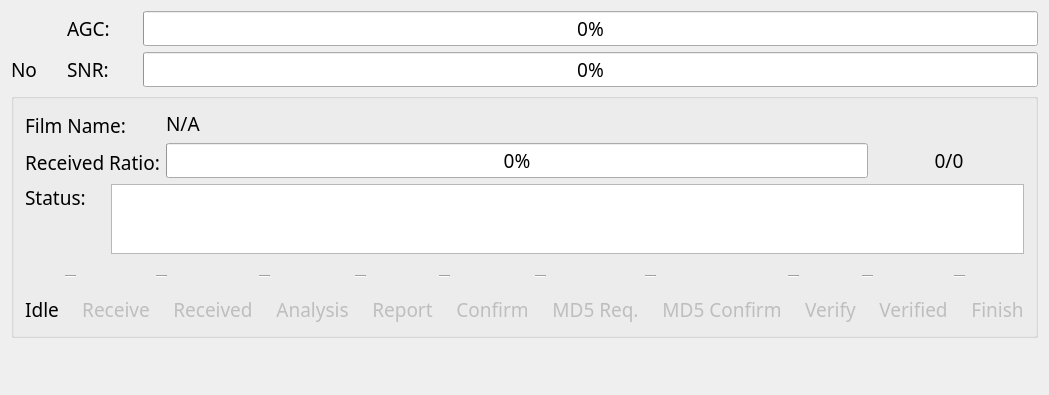
The window that src/UI/CineIssueUi/CineCastUi/status.ui (killerlife/CineCast) describes before a commit, drawn with Qt 5.
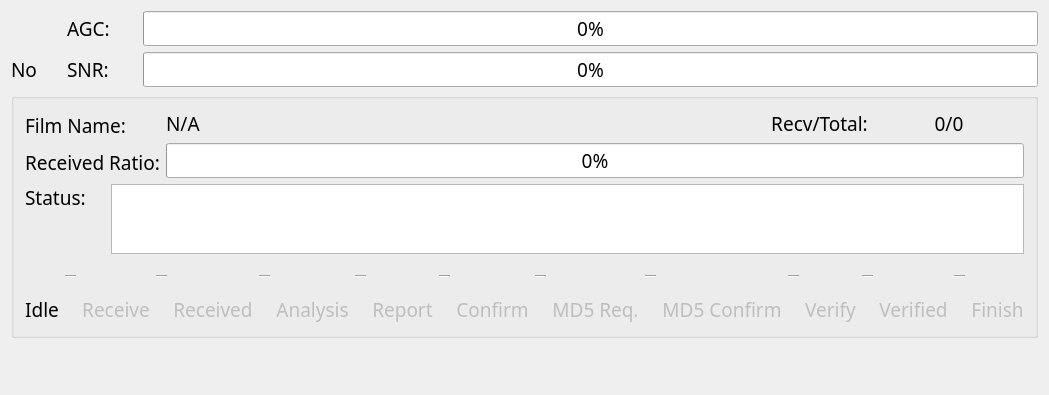
The same window after the commit. Icons and pictures are not drawn.

Patch:
```diff
--- a/src/UI/CineIssueUi/CineCastUi/status.ui
+++ b/src/UI/CineIssueUi/CineCastUi/status.ui
@@ -265,6 +265,38 @@
               </property>
              </widget>
             </item>
+          <item>
+             <widget class="QLabel" name="label_Receiver_2" >
+              <property name="minimumSize" >
+               <size>
+                <width>80</width>
+                <height>0</height>
+               </size>
+              </property>
+              <property name="text" >
+               <string>Recv/Total:</string>
+              </property>
+              <property name="alignment" >
+               <set>Qt::AlignCenter</set>
+              </property>
+             </widget>
+            </item>
+            <item>
+             <widget class="QLabel" name="label_Receiver" >
+              <property name="minimumSize" >
+               <size>
+                <width>150</width>
+                <height>0</height>
+               </size>
+              </property>
+              <property name="text" >
+               <string>0/0</string>
+              </property>
+              <property name="alignment" >
+               <set>Qt::AlignCenter</set>
+              </property>
+             </widget>
+            </item>
            </layout>
           </item>
           <item>
@@ -282,22 +314,6 @@
               </property>
              </widget>
             </item>
-            <item>
-             <widget class="QLabel" name="label_Receiver" >
-              <property name="minimumSize" >
-               <size>
-                <width>150</width>
-                <height>0</height>
-               </size>
-              </property>
-              <property name="text" >
-               <string>0/0</string>
-              </property>
-              <property name="alignment" >
-               <set>Qt::AlignCenter</set>
-              </property>
-             </widget>
-            </item>
            </layout>
           </item>
          </layout>
```
Left out of the diff: 3 changed lines with no effect on the pictures.
